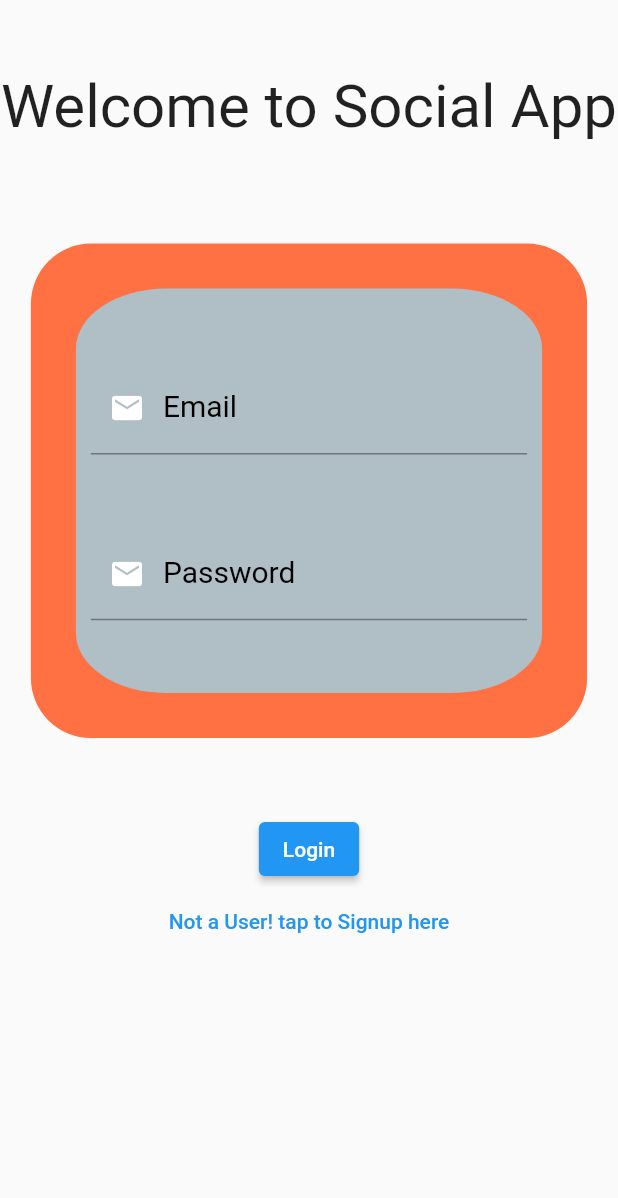
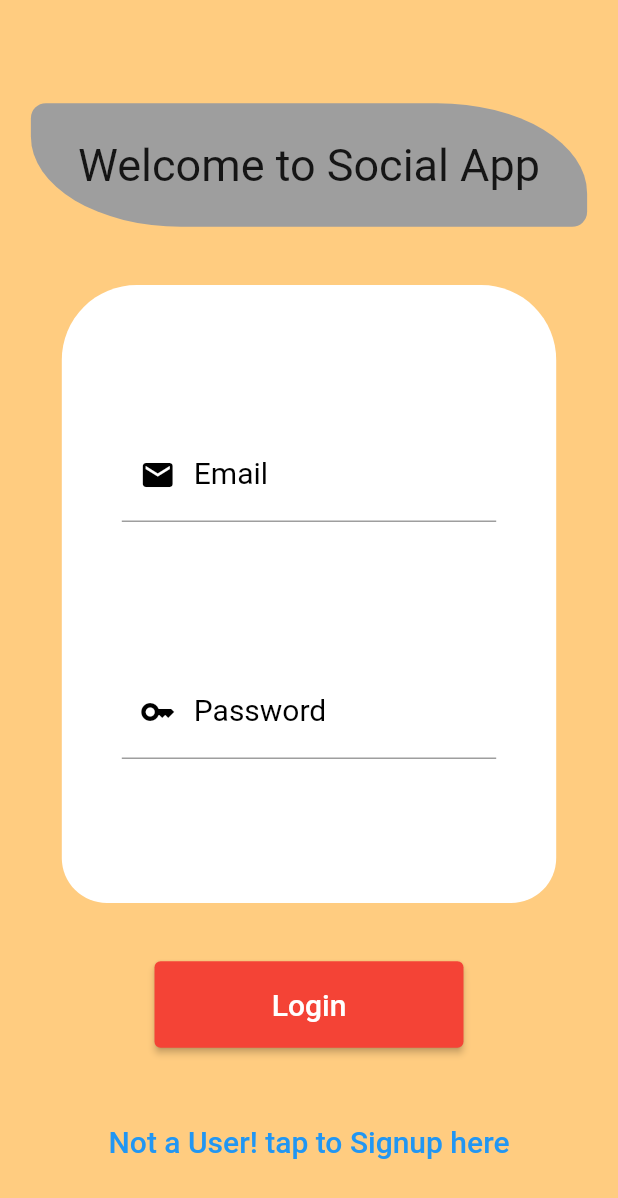
Before and after one commit to AGDesig/exd_social, a Flutter app: the screen it shows after launch, on a phone screen of 412 x 824 dp. Shown: the top 1198 px of the screen. Run offline on Flutter 3.47's test engine with Material 2 defaults, Android fonts, the phone set to English and light mode, and no system bars; our stand-ins replace cloud_firestore, faker, file_picker, firebase_auth, firebase_core, firebase_messaging and 8 more; missing offline and left inert: agora_uikit, flutter_firebase_chat_core; accounts and stored records are empty.

Commit message:
recently changed things on it

```diff
--- a/lib/Models/user_model.dart
+++ b/lib/Models/user_model.dart
@@ -30,7 +30,7 @@ class UserModel {
     createdAt = json['createdAt'].toString();
     firstName = json['firstName'];
     imageUrl = json['imageUrl'];
-    coverImageUrl = json['coverImageUrl']??"";
+    coverImageUrl = json['coverImageUrl']??"nothing to show";
     lastName = json['lastName'] ?? "";
     lat = json['lat'] ?? "";
     lastSeen = json['lastSeen'].toString();
--- a/lib/Screens/login_screen.dart
+++ b/lib/Screens/login_screen.dart
@@ -1,4 +1,3 @@
-
 import 'package:exd_social/Screens/signup_screen.dart';
 import 'package:flutter/material.dart';
 import 'package:get/get.dart';
@@ -13,67 +12,63 @@ class LoginScreen extends StatelessWidget {
 
   @override
   Widget build(BuildContext context) {
-    var heightScreen = MediaQuery
-        .of(context)
-        .size
-        .height;
-    var widthScreen = MediaQuery
-        .of(context)
-        .size
-        .width;
+    var heightScreen = MediaQuery.of(context).size.height;
+    var widthScreen = MediaQuery.of(context).size.width;
     return Scaffold(
-        body: GetBuilder<LoginController>(init: LoginController(),builder: (logic) {
+        backgroundColor: Colors.orange.shade200,
+        body: GetBuilder<LoginController>(
+            init: LoginController(),
+            builder: (logic) {
               return SafeArea(
+                  child: SingleChildScrollView(
                     child: Container(
+                height: heightScreen,
                 width: widthScreen,
-                height: heightScreen,
-                child: SingleChildScrollView(
                 child: Column(
+                    mainAxisAlignment: MainAxisAlignment.spaceEvenly,
                     children: [
                       Container(
+                        decoration: BoxDecoration(
+                            color: Colors.grey,
+                            borderRadius: BorderRadius.only(
+                                topRight: Radius.elliptical(100, 60),
+                                bottomLeft: Radius.elliptical(100, 60),
+                                bottomRight: Radius.circular(10),
+                                topLeft: Radius.circular(10))),
                         margin: EdgeInsets.only(top: 30),
                         alignment: Alignment.center,
                         height: heightScreen * 0.1,
-                          width: widthScreen,
-                          child:
-                          Text("Welcome to Social App",
-                              style: TextStyle(fontSize: 40)),
+                        width: widthScreen * 0.9,
+                        child: Text("Welcome to Social App",
+                            style: TextStyle(fontSize: 30)),
                       ),
                       Container(
-                          margin: EdgeInsets.symmetric(vertical: 50),
                         decoration: BoxDecoration(
-                              color: Colors.deepOrange.shade400,
-                              borderRadius: BorderRadius.all(Radius.circular(
-                                  40))),
-                          width: widthScreen * 0.9,
-                          height: heightScreen * 0.4,
-                          padding: EdgeInsets.all(30),
-                          child: Container(
-                              padding: EdgeInsets.only(left: 10, right: 10),
-                              decoration: BoxDecoration(
-                                  color: Colors.blueGrey.shade200,
-                                  borderRadius: BorderRadius.all(
-                                      Radius.elliptical(60, 40))),
+                            color: Colors.white,
+                            borderRadius: BorderRadius.vertical(
+                                bottom: Radius.circular(30),
+                                top: Radius.circular(50))),
+                        width: widthScreen * 0.8,
+                        height: heightScreen * 0.5,
                         child: Form(
                             key: formkey,
                             child: Column(
-                                    mainAxisAlignment: MainAxisAlignment
-                                        .spaceEvenly,
+                              mainAxisAlignment: MainAxisAlignment.spaceEvenly,
                               children: [
-                                      TextFormField(
+                                Container(
+                                  margin: EdgeInsets.symmetric(horizontal: 40),
+                                  child: TextFormField(
                                       controller: emailController,
                                       cursorColor: Colors.black,
                                       toolbarOptions:
-                                          ToolbarOptions(
-                                              copy: true, paste: true),
+                                          ToolbarOptions(copy: true, paste: true),
                                       decoration: InputDecoration(
                                         focusedBorder: OutlineInputBorder(
                                             borderSide: BorderSide(
-                                                    color: Colors.black,
-                                                    width: 1)),
+                                                color: Colors.black, width: 1)),
                                         prefixIcon: Icon(
                                           Icons.mail,
-                                              color: Colors.white,
+                                          color: Colors.black,
                                         ),
                                         labelText: "Email",
                                         labelStyle: TextStyle(
@@ -82,27 +77,27 @@ class LoginScreen extends StatelessWidget {
                                         ),
                                       ),
                                       validator: (value) {
-                                            if (value == null ||
-                                                value.isEmpty) {
+                                        if (value == null || value.isEmpty) {
                                           return "Enter Email";
                                         }
                                         return null;
                                       },
                                       style: TextStyle()),
-                                      TextFormField(
+                                ),
+                                Container(
+                                  margin: EdgeInsets.symmetric(horizontal: 40),
+                                  child: TextFormField(
                                       controller: passwordController,
                                       toolbarOptions:
-                                          ToolbarOptions(
-                                              copy: true, paste: true),
+                                          ToolbarOptions(copy: true, paste: true),
                                       cursorColor: Colors.black,
                                       decoration: InputDecoration(
                                         focusedBorder: OutlineInputBorder(
                                             borderSide: BorderSide(
+                                                color: Colors.black, width: 1)),
+                                        prefixIcon: Icon(
+                                          Icons.key,
                                           color: Colors.black,
-                                                    width: 1)),
-                                            prefixIcon: Icon(
-                                              Icons.mail,
-                                              color: Colors.white,
                                         ),
                                         labelText: "Password",
                                         labelStyle: TextStyle(
@@ -114,26 +109,40 @@ class LoginScreen extends StatelessWidget {
                                         return null;
                                       },
                                       style: TextStyle()),
+                                ),
                               ],
-                                  ))),
+                            )),
                       ),
-                        ElevatedButton(
+                      Container(height: heightScreen *0.07,width: widthScreen *0.5,
+                        child: ElevatedButton(
+                          style: ButtonStyle(
+                              backgroundColor:
+                                  MaterialStatePropertyAll(Colors.red)),
                           onPressed: () async {
                             if (formkey.currentState!.validate()) {
-                              logic.login(context, emailController.text, passwordController.text);
+                              logic.login(context, emailController.text,
+                                  passwordController.text);
                             }
                           },
-                          child: Text("Login"),
+                          child: Text(
+                            "Login",
+                            style: TextStyle(fontSize: 20),
+                          ),
+                        ),
                       ),
                       Container(
                         child: TextButton(
                             onPressed: () {
-                                Get.to(SignupScreen());
+                              Get.to(()=>SignupScreen());
                             },
-                              child: Text("Not a User! tap to Signup here")),
+                            child: Text(
+                              "Not a User! tap to Signup here",
+                              style: TextStyle(fontSize: 20),
+                            )),
                       )
                     ],
-                    )),
+                ),
+              ),
                   ));
             }));
   }
--- a/lib/main.dart
+++ b/lib/main.dart
@@ -1,3 +1,6 @@
+import 'package:exd_social/Screens/Shapes/practice_shapes.dart';
+import 'package:exd_social/Screens/home_bottom_tab_bar.dart';
+import 'package:firebase_auth/firebase_auth.dart';
 import 'package:firebase_messaging/firebase_messaging.dart';
 import 'package:flutter/material.dart';
 import 'package:firebase_core/firebase_core.dart';
@@ -55,7 +58,7 @@ class _MyAppState extends State<MyApp> {
 
   @override
   Widget build(BuildContext context) {
-
-    return GetMaterialApp(home: LoginScreen(),);
+User? user = FirebaseAuth.instance.currentUser;
+    return GetMaterialApp(home: user==null? LoginScreen():HomeBottomTabBar());
   }
 }
--- a/pubspec.yaml
+++ b/pubspec.yaml
@@ -55,6 +55,7 @@ dependencies:
   agora_uikit: ^1.1.2
   agora_rtc_engine: ^6.1.0
   firebase_messaging: ^14.2.1
+  flutter_custom_clippers: ^2.1.0
 
 dev_dependencies:
   flutter_test:
```
Also changed, not shown: lib/Screens/Shapes/practice_shapes.dart (added, +51 -0 lines), lib/Screens/profile_screen.dart (+6 -4 lines), pubspec.lock. Lines whose indentation alone changed are shown as unchanged.
